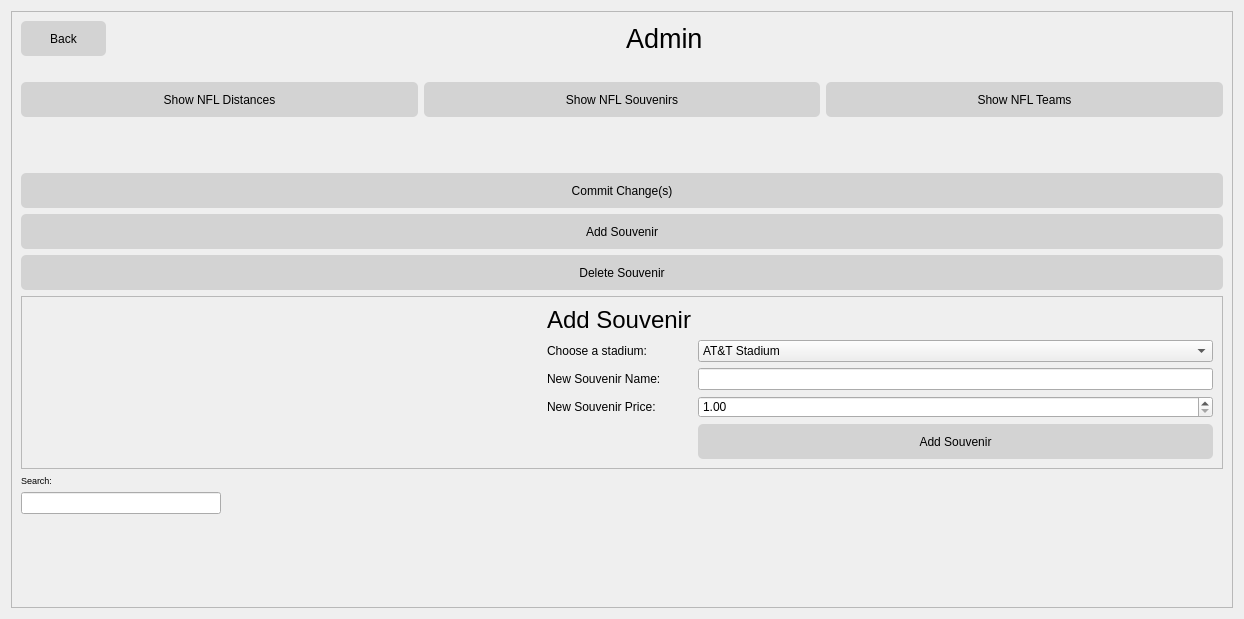
First picture: the form in admin.ui, repository Cyriously1/NFLTour, before the edit.
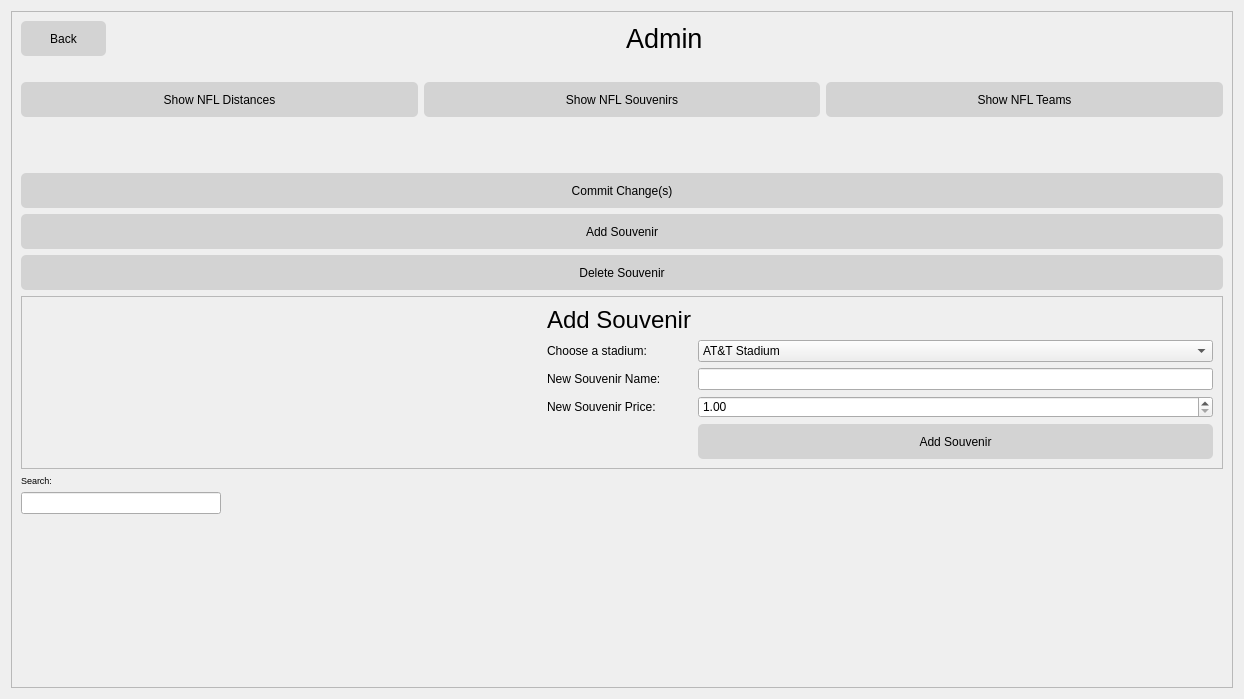
Second picture: the form after the edit. Icons and pictures are not drawn.

Commit message: Made admin window resizable

```diff
--- a/admin.ui
+++ b/admin.ui
@@ -7,7 +7,7 @@
     <x>0</x>
     <y>0</y>
     <width>1244</width>
-    <height>619</height>
+    <height>699</height>
    </rect>
   </property>
   <property name="windowTitle">
@@ -73,7 +73,7 @@
         <x>0</x>
         <y>0</y>
         <width>1224</width>
-        <height>1611</height>
+        <height>1687</height>
        </rect>
       </property>
       <property name="styleSheet">
```
Left out of the diff: 4 changed lines with no effect on the pictures. The commit also changes 1 other file.
